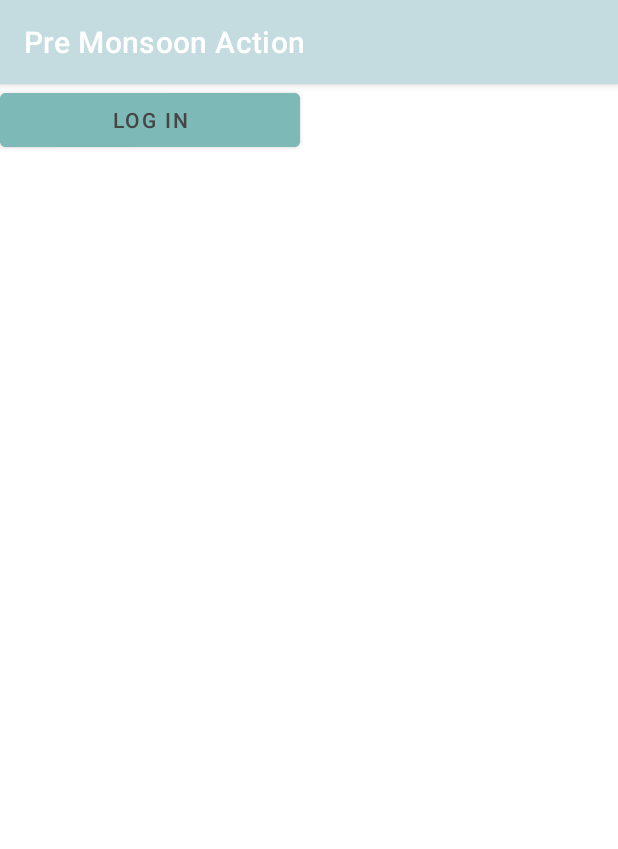
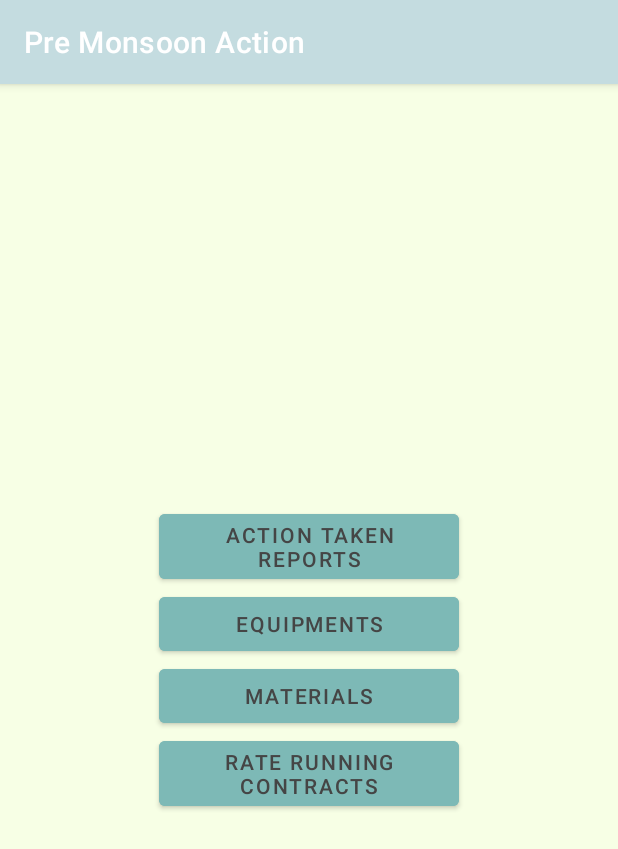
Before and after one commit to Mala-Kusum/PreMonsoonActionss, an Android app: the Action screen opened directly, with no data from a screen before it, on a phone screen of 412 x 824 dp. Shown: the top 849 px of the screen. Run offline under Robolectric (Android 15) with nearby library versions, the phone set to English and light mode, and no system bars.

Commit message:
first commit

```diff
--- a/app/src/main/AndroidManifest.xml
+++ b/app/src/main/AndroidManifest.xml
@@ -12,6 +12,12 @@
         android:supportsRtl="true"
         android:theme="@style/Theme.PreMonsoonAction"
         tools:targetApi="31">
+        <activity
+            android:name=".Add_Equipment"
+            android:exported="false" />
+        <activity
+            android:name=".Equipments"
+            android:exported="false" />
         <activity
             android:name=".Action"
             android:exported="false" />
--- a/app/src/main/java/com/example/premonsoonaction/Action.java
+++ b/app/src/main/java/com/example/premonsoonaction/Action.java
@@ -2,13 +2,25 @@ package com.example.premonsoonaction;
 
 import androidx.appcompat.app.AppCompatActivity;
 
+import android.content.Intent;
 import android.os.Bundle;
+import android.view.View;
+import android.widget.Button;
 
 public class Action extends AppCompatActivity {
-
+    Button equipment;
     @Override
     protected void onCreate(Bundle savedInstanceState) {
         super.onCreate(savedInstanceState);
         setContentView(R.layout.activity_action);
+        equipment=findViewById(R.id.equipments);
+        equipment.setOnClickListener(new View.OnClickListener() {
+            @Override
+            public void onClick(View v) {
+                Intent i=new Intent(Action.this,Add_Equipment.class);
+                startActivity(i);
+            }
+        });
+
     }
 }
--- a/app/src/main/java/com/example/premonsoonaction/MainActivity.java
+++ b/app/src/main/java/com/example/premonsoonaction/MainActivity.java
@@ -9,6 +9,7 @@ import android.widget.Button;
 
 public class MainActivity extends AppCompatActivity {
     Button login;
+    public static String RO;
     @Override
     protected void onCreate(Bundle savedInstanceState) {
         super.onCreate(savedInstanceState);
--- a/app/src/main/java/com/example/premonsoonaction/placard_adapter.java
+++ b/app/src/main/java/com/example/premonsoonaction/placard_adapter.java
@@ -34,6 +34,7 @@ public class placard_adapter extends RecyclerView.Adapter<placard_adapter.MyView
         holder.text.setOnClickListener(new View.OnClickListener() {
             @Override
             public void onClick(View v) {
+                MainActivity.RO=holder.text.getText().toString();
                 Intent i=new Intent(context,Action.class);
                 context.startActivity(i);
             }
--- a/app/src/main/res/layout/activity_action.xml
+++ b/app/src/main/res/layout/activity_action.xml
@@ -7,15 +7,41 @@
     tools:context=".Action">
     <LinearLayout
         android:layout_width="match_parent"
-        android:layout_height="wrap_content">
+        android:layout_height="match_parent"
+        android:background="#F7FFE5"
+        android:gravity="center"
+        android:orientation="vertical">
+        <Button
+            android:id="@+id/actiontaken"
+            android:layout_width="200dp"
+            android:layout_height="wrap_content"
+            android:backgroundTint="#7DB9B6"
+            android:shadowRadius="5"
+            android:text="Action Taken Reports"
+            android:textColor="#454545" />
+        <Button
+            android:id="@+id/equipments"
+            android:layout_width="200dp"
+            android:layout_height="wrap_content"
+            android:backgroundTint="#7DB9B6"
+            android:shadowRadius="5"
+            android:text="Equipments"
+            android:textColor="#454545" />
+        <Button
+            android:id="@+id/materials"
+            android:layout_width="200dp"
+            android:layout_height="wrap_content"
+            android:backgroundTint="#7DB9B6"
+            android:shadowRadius="5"
+            android:text="Materials"
+            android:textColor="#454545" />
         <Button
             android:id="@+id/login"
             android:layout_width="200dp"
             android:layout_height="wrap_content"
-            android:layout_gravity="center"
             android:backgroundTint="#7DB9B6"
             android:shadowRadius="5"
-            android:text="Log In"
+            android:text="Rate Running contracts"
             android:textColor="#454545" />
     </LinearLayout>
 </androidx.constraintlayout.widget.ConstraintLayout>
--- a/app/src/main/res/layout/activity_ros.xml
+++ b/app/src/main/res/layout/activity_ros.xml
@@ -5,8 +5,6 @@
     android:layout_height="wrap_content"
     android:background="#F7FFE5"
     xmlns:app="http://schemas.android.com/apk/res-auto"
-    android:layout_marginHorizontal="10dp"
-    android:layout_marginVertical="10dp"
     tools:context=".MainActivity">
 
     <androidx.recyclerview.widget.RecyclerView
```
Also changed, not shown: app/src/main/java/com/example/premonsoonaction/Add_Equipment.java (added, +67 -0 lines), app/src/main/java/com/example/premonsoonaction/Equipments.java (added, +14 -0 lines), app/src/main/res/layout/activity_add_equipment.xml (added, +51 -0 lines), app/src/main/res/layout/activity_equipments.xml (added, +9 -0 lines), app/src/main/res/values/strings.xml (+77 -0 lines).
